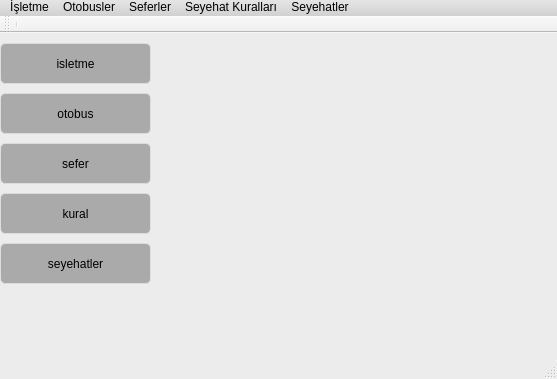
First picture: the form in otobusbilgisistemi.ui, repository emirkyz/OtobusBilgiSistemi, before the edit.
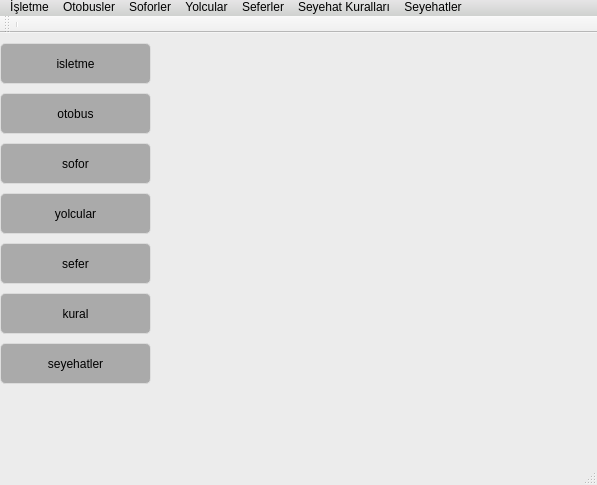
Second picture: the form after the edit. Icons and pictures are not drawn.

Patch:
```diff
--- a/otobusbilgisistemi.ui
+++ b/otobusbilgisistemi.ui
@@ -6,8 +6,8 @@
    <rect>
     <x>0</x>
     <y>0</y>
-    <width>557</width>
-    <height>379</height>
+    <width>597</width>
+    <height>485</height>
    </rect>
   </property>
   <property name="windowTitle">
@@ -624,7 +624,7 @@
     <property name="geometry">
      <rect>
       <x>0</x>
-      <y>110</y>
+      <y>210</y>
       <width>151</width>
       <height>41</height>
      </rect>
@@ -656,7 +656,7 @@
     <property name="geometry">
      <rect>
       <x>0</x>
-      <y>160</y>
+      <y>260</y>
       <width>151</width>
       <height>41</height>
      </rect>
@@ -672,7 +672,7 @@
     <property name="geometry">
      <rect>
       <x>0</x>
-      <y>210</y>
+      <y>310</y>
       <width>151</width>
       <height>41</height>
      </rect>
@@ -684,13 +684,45 @@
      <enum>Qt::ToolButtonTextUnderIcon</enum>
     </property>
    </widget>
+   <widget class="QToolButton" name="tbSofor">
+    <property name="geometry">
+     <rect>
+      <x>0</x>
+      <y>110</y>
+      <width>151</width>
+      <height>41</height>
+     </rect>
+    </property>
+    <property name="text">
+     <string>sofor</string>
+    </property>
+    <property name="toolButtonStyle">
+     <enum>Qt::ToolButtonTextUnderIcon</enum>
+    </property>
+   </widget>
+   <widget class="QToolButton" name="tbYolcular">
+    <property name="geometry">
+     <rect>
+      <x>0</x>
+      <y>160</y>
+      <width>151</width>
+      <height>41</height>
+     </rect>
+    </property>
+    <property name="text">
+     <string>yolcular</string>
+    </property>
+    <property name="toolButtonStyle">
+     <enum>Qt::ToolButtonTextUnderIcon</enum>
+    </property>
+   </widget>
   </widget>
   <widget class="QMenuBar" name="menubar">
    <property name="geometry">
     <rect>
      <x>0</x>
      <y>0</y>
-     <width>557</width>
+     <width>597</width>
      <height>19</height>
     </rect>
    </property>
@@ -719,8 +751,20 @@
      <string>Seyehatler</string>
     </property>
    </widget>
+   <widget class="QMenu" name="menuSoforler">
+    <property name="title">
+     <string>Soforler</string>
+    </property>
+   </widget>
+   <widget class="QMenu" name="menuYolcular">
+    <property name="title">
+     <string>Yolcular</string>
+    </property>
+   </widget>
    <addaction name="menu_letme"/>
    <addaction name="menuOtobusler"/>
+   <addaction name="menuSoforler"/>
+   <addaction name="menuYolcular"/>
    <addaction name="menuSeferler"/>
    <addaction name="menuSeyehat_Kurallar"/>
    <addaction name="menuSeyehatler"/>
```
